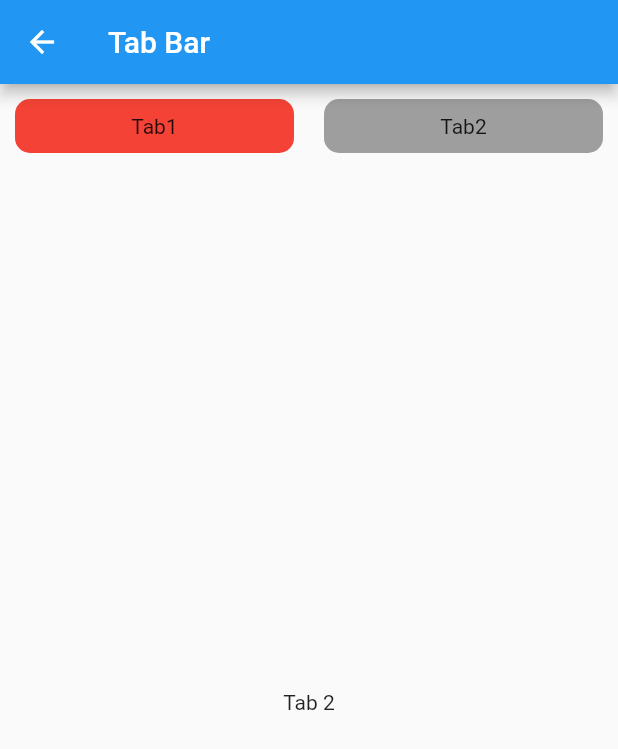
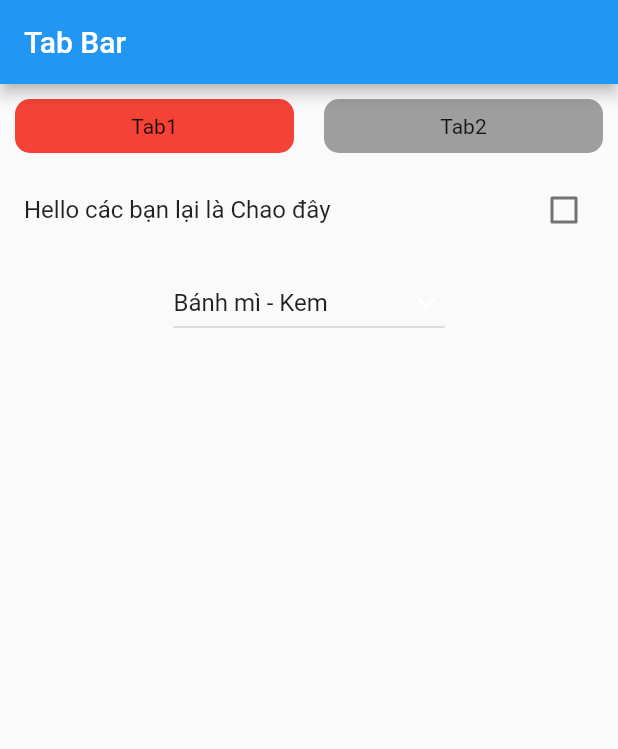
Before and after one commit to bxTruong/call_api_bloc, a Flutter app: the TabBarPage screen opened directly, on a phone screen of 412 x 824 dp. Shown: the top 749 px of the screen. Run offline on Flutter 3.47's test engine with Material 2 defaults, Android fonts, the phone set to English and light mode, and no system bars; our stand-ins replace dio, flutter_bloc, pretty_dio_logger, retrofit; generated files the repository leaves out were written again.

Commit message:
truong 1.0.5

```diff
--- a/lib/main.dart
+++ b/lib/main.dart
@@ -17,7 +17,7 @@ class MyApp extends StatelessWidget {
       theme: ThemeData(
         primarySwatch: Colors.blue,
       ),
-      home: PostPage(),
+      home: TabBarPage(),
       onGenerateRoute: (settings) {
         switch (settings.name) {
           case Routes.POST_PAGE:
--- a/lib/ui/posts/detail/bloc/post_detail_bloc.dart
+++ b/lib/ui/posts/detail/bloc/post_detail_bloc.dart
@@ -7,6 +7,7 @@ class PostDetailBloc extends Bloc<PostDetailEvent, PostDetailState> {
 
   PostDetailBloc({required this.postDetailRepository})
       : super(PostDetailState());
+
   @override
   Stream<PostDetailState> mapEventToState(PostDetailEvent event) async* {
     if (event is GetPostDetail) {
--- a/lib/ui/tabbar/main_view/bloc/tab_bar_bloc.dart
+++ b/lib/ui/tabbar/main_view/bloc/tab_bar_bloc.dart
@@ -3,7 +3,7 @@ import 'package:flutter_bloc/flutter_bloc.dart';
 
 class TabBarBloc extends Cubit<int> {
   TabBarBloc() : super(0);
-  PageController pagerController = PageController(initialPage: 1);
+  PageController pagerController = PageController(initialPage: 0);
 
   void updateTab(int tabIndex) {
     pagerController.animateToPage(
--- a/lib/ui/tabbar/main_view/tab_bar_page.dart
+++ b/lib/ui/tabbar/main_view/tab_bar_page.dart
@@ -68,6 +68,7 @@ class _TabBarPage extends State<TabBarPage> {
                   ),
                   Expanded(
                     child: PageView(
+                      physics: NeverScrollableScrollPhysics(),
                       controller: context.read<TabBarBloc>().pagerController,
                       children: [
                         Tab1View(),
--- /dev/null
+++ b/lib/ui/tabbar/tab1/bloc/export_tab_1_bloc.dart
@@ -0,0 +1,3 @@
+export './tab_1_bloc.dart';
+export './tab_1_event.dart';
+export './tab_1_state.dart';
--- /dev/null
+++ b/lib/ui/tabbar/tab1/bloc/tab_1_event.dart
@@ -0,0 +1,13 @@
+abstract class Tab1Event {}
+
+class UpdateDropDownEvent extends Tab1Event {
+  late String? dropdownValue;
+
+  UpdateDropDownEvent({this.dropdownValue});
+}
+
+class UpdateCheckBoxEvent extends Tab1Event {
+  late bool? checkBoxValue;
+
+  UpdateCheckBoxEvent({this.checkBoxValue});
+}
--- /dev/null
+++ b/lib/ui/tabbar/tab1/bloc/tab_1_state.dart
@@ -0,0 +1,16 @@
+class Tab1State {
+  late bool checkBoxValue;
+  late String dropdownValue;
+
+  Tab1State({bool? checkBoxValue, String? dropdownValue}) {
+    this.checkBoxValue = checkBoxValue ?? false;
+    this.dropdownValue = dropdownValue ?? '';
+  }
+
+  Tab1State copyWith({bool? checkBoxValue, String? dropdownValue}) {
+    return Tab1State(
+      checkBoxValue: checkBoxValue ?? this.checkBoxValue,
+      dropdownValue: dropdownValue ?? this.dropdownValue,
+    );
+  }
+}
--- a/lib/ui/tabbar/tab1/ui/tab_1_view.dart
+++ b/lib/ui/tabbar/tab1/ui/tab_1_view.dart
@@ -1,16 +1,85 @@
+import 'package:call_api_bloc/ui/tabbar/tab1/bloc/tab_1_bloc.dart';
+import 'package:call_api_bloc/ui/tabbar/tab1/bloc/tab_1_event.dart';
+import 'package:call_api_bloc/ui/tabbar/tab1/bloc/tab_1_state.dart';
 import 'package:flutter/material.dart';
+import 'package:flutter_bloc/flutter_bloc.dart';
 
-class Tab1View extends StatefulWidget {
+class Tab1View extends StatelessWidget {
   @override
-  _Tab1View createState() => _Tab1View();
+  Widget build(BuildContext context) {
+    return BlocProvider(
+      create: (context) => Tab1Bloc(Tab1State()),
+      child: BodyTab1(),
+    );
+  }
 }
 
-class _Tab1View extends State<Tab1View> {
+class BodyTab1 extends StatefulWidget {
+  @override
+  _BodyTab1 createState() => _BodyTab1();
+}
+
+class _BodyTab1 extends State<BodyTab1> {
+  late Tab1Bloc tab1bloc;
+
+  @override
+  void initState() {
+    print('abacac');
+    tab1bloc = context.read<Tab1Bloc>();
+    tab1bloc.state.dropdownValue = 'Bánh mì - Kem';
+    super.initState();
+  }
+
   @override
   Widget build(BuildContext context) {
     return Scaffold(
       body: Center(
-        child: Text('Tab1'),
+        child: BlocBuilder<Tab1Bloc, Tab1State>(builder: (context, state) {
+          return Column(
+            children: [
+              CheckboxListTile(
+                value: state.checkBoxValue,
+                onChanged: (value) {
+                  context
+                      .read<Tab1Bloc>()
+                      .add(UpdateCheckBoxEvent(checkBoxValue: value));
+                },
+                title: Text('Hello các bạn lại là Chao đây'),
+              ),
+              SizedBox(
+                height: 10,
+                width: 0,
+              ),
+              DropdownButton<String>(
+                onChanged: (value) => context
+                    .read<Tab1Bloc>()
+                    .add(UpdateDropDownEvent(dropdownValue: value)),
+                value: state.dropdownValue,
+                icon: Container(
+                  decoration: BoxDecoration(
+                    borderRadius: BorderRadius.circular(4),
+                  ),
+                  child: Icon(
+                    Icons.keyboard_arrow_down_sharp,
+                    color: Colors.white,
+                  ),
+                ),
+                iconSize: 24,
+                elevation: 16,
+                items: <String>[
+                  'Bánh mì - Kem',
+                  'Bánh mì - Sữa ông thọ',
+                  'Bánh mì - Pate'
+                ].map<DropdownMenuItem<String>>((e) {
+                  return DropdownMenuItem(
+                    value: e,
+                    child: Text(e),
+                  );
+                }).toList(),
+              ),
+            ],
+          );
+        }),
       ),
     );
   }
```
Also changed, not shown: lib/ui/tabbar/tab1/bloc/tab_1_bloc.dart (added, +18 -0 lines), lib/ui/tabbar/main_view/bloc/export_tab_bar_bloc.dart (deleted), lib/ui/tabbar/main_view/bloc/tabbar_event.dart (deleted).
